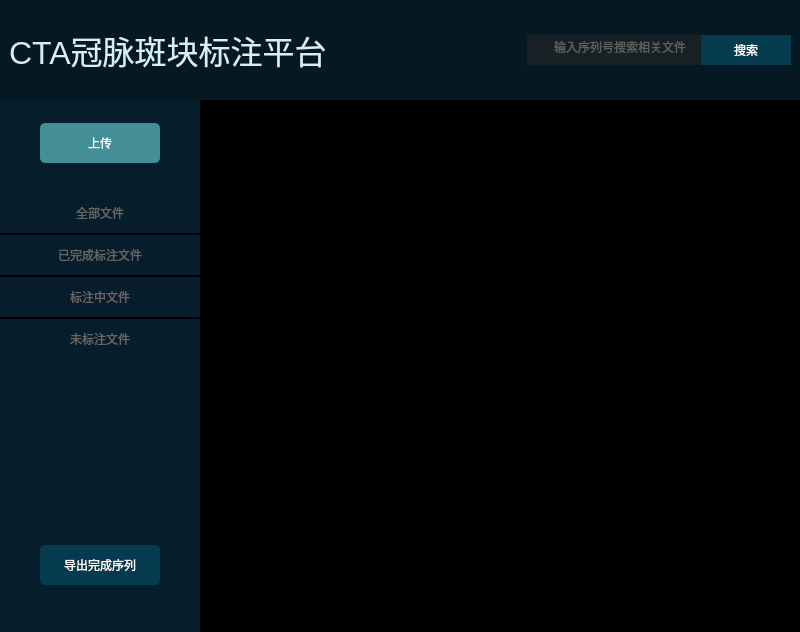
Before: the Qt Designer form ListViewMainWidget.ui in OnlyOneTerry/customListWidget, drawn with Qt 5.
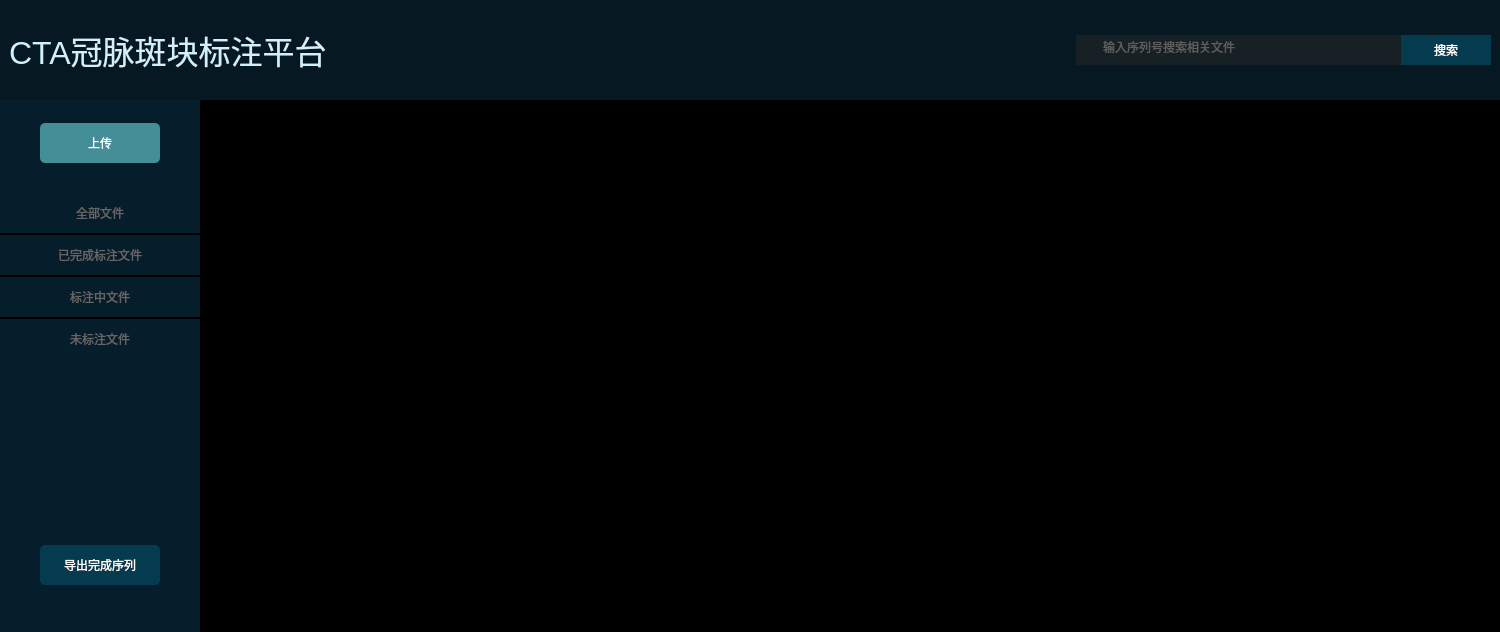
After: the same form once the commit is applied. Icons and pictures are not drawn. Custom widgets are drawn as their Qt base class.

```diff
--- a/ListViewMainWidget.ui
+++ b/ListViewMainWidget.ui
@@ -6,10 +6,16 @@
    <rect>
     <x>0</x>
     <y>0</y>
-    <width>800</width>
+    <width>1500</width>
     <height>632</height>
    </rect>
   </property>
+  <property name="minimumSize">
+   <size>
+    <width>1500</width>
+    <height>0</height>
+   </size>
+  </property>
   <property name="windowTitle">
    <string>Form</string>
   </property>
```
